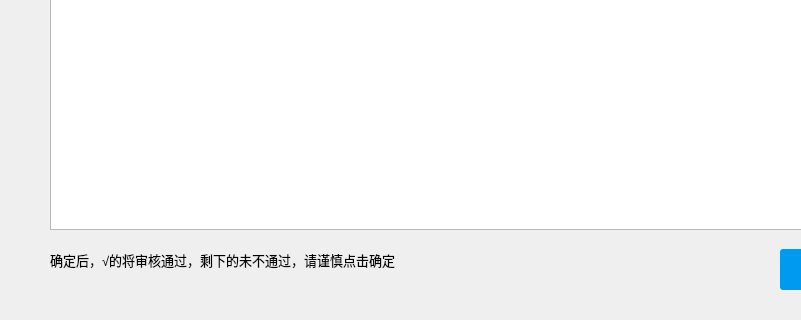
Qt form to_examine.ui (determination66/Student-science-and-technology-statistics-system) before a commit; both pictures show x 0 to 801 and y 521 to 841 of the 1192 by 841 pixel window.
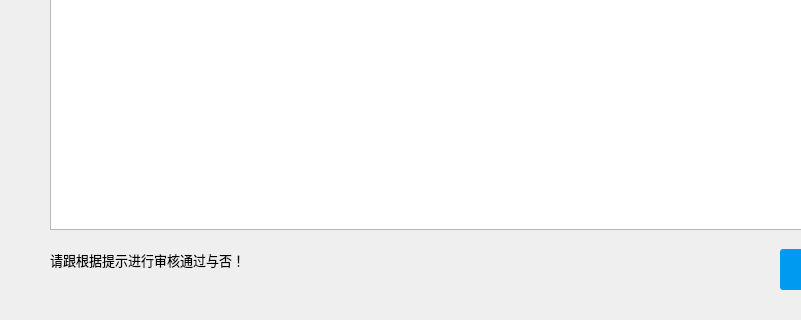
The same form after that commit.

Diff of the .ui file:
```diff
--- a/to_examine.ui
+++ b/to_examine.ui
@@ -294,7 +294,7 @@
     </font>
    </property>
    <property name="text">
-    <string>确定后，√的将审核通过，剩下的未不通过，请谨慎点击确定</string>
+    <string>请跟根据提示进行审核通过与否！</string>
    </property>
   </widget>
   <widget class="QLabel" name="label_3">
```
Left out of the diff: 16 changed lines with no effect on the pictures.
